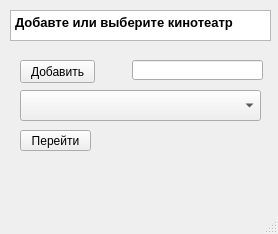
This is project/chain.ui in AnastasiaPotapova/Cinematic as Qt 5 draws it before an edit. The edited form follows.
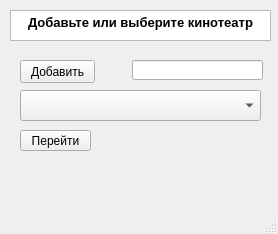
This is the edited form.

Commit message: Небольшое багоисправление 2.0

```diff
--- a/project/chain.ui
+++ b/project/chain.ui
@@ -24,23 +24,6 @@
      </rect>
     </property>
    </widget>
-   <widget class="QTextEdit" name="textEdit">
-    <property name="geometry">
-     <rect>
-      <x>10</x>
-      <y>10</y>
-      <width>261</width>
-      <height>31</height>
-     </rect>
-    </property>
-    <property name="html">
-     <string>&lt;!DOCTYPE HTML PUBLIC &quot;-//W3C//DTD HTML 4.0//EN&quot; &quot;http://www.w3.org/TR/REC-html40/strict.dtd&quot;&gt;
-&lt;html&gt;&lt;head&gt;&lt;meta name=&quot;qrichtext&quot; content=&quot;1&quot; /&gt;&lt;style type=&quot;text/css&quot;&gt;
-p, li { white-space: pre-wrap; }
-&lt;/style&gt;&lt;/head&gt;&lt;body style=&quot; font-family:'MS Shell Dlg 2'; font-size:8.25pt; font-weight:400; font-style:normal;&quot;&gt;
-&lt;p style=&quot; margin-top:0px; margin-bottom:0px; margin-left:0px; margin-right:0px; -qt-block-indent:0; text-indent:0px;&quot;&gt;&lt;span style=&quot; font-size:10pt; font-weight:600;&quot;&gt;Добавте или выберите кинотеатр&lt;/span&gt;&lt;/p&gt;&lt;/body&gt;&lt;/html&gt;</string>
-    </property>
-   </widget>
    <widget class="QLineEdit" name="name_cinema">
     <property name="geometry">
      <rect>
@@ -77,6 +60,23 @@
      <string>Перейти</string>
     </property>
    </widget>
+   <widget class="QTextBrowser" name="textBrowser">
+    <property name="geometry">
+     <rect>
+      <x>10</x>
+      <y>10</y>
+      <width>261</width>
+      <height>31</height>
+     </rect>
+    </property>
+    <property name="html">
+     <string>&lt;!DOCTYPE HTML PUBLIC &quot;-//W3C//DTD HTML 4.0//EN&quot; &quot;http://www.w3.org/TR/REC-html40/strict.dtd&quot;&gt;
+&lt;html&gt;&lt;head&gt;&lt;meta name=&quot;qrichtext&quot; content=&quot;1&quot; /&gt;&lt;style type=&quot;text/css&quot;&gt;
+p, li { white-space: pre-wrap; }
+&lt;/style&gt;&lt;/head&gt;&lt;body style=&quot; font-family:'MS Shell Dlg 2'; font-size:8.25pt; font-weight:400; font-style:normal;&quot;&gt;
+&lt;p align=&quot;center&quot; style=&quot; margin-top:0px; margin-bottom:0px; margin-left:0px; margin-right:0px; -qt-block-indent:0; text-indent:0px;&quot;&gt;&lt;span style=&quot; font-size:10pt; font-weight:600;&quot;&gt;Добавьте или выберите кинотеатр&lt;/span&gt;&lt;/p&gt;&lt;/body&gt;&lt;/html&gt;</string>
+    </property>
+   </widget>
   </widget>
   <widget class="QMenuBar" name="menubar">
    <property name="geometry">
```
The commit also changes 1 other file.
